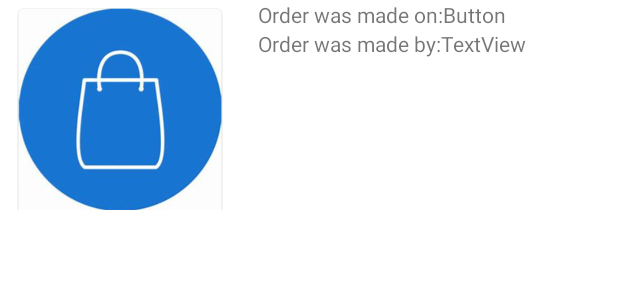
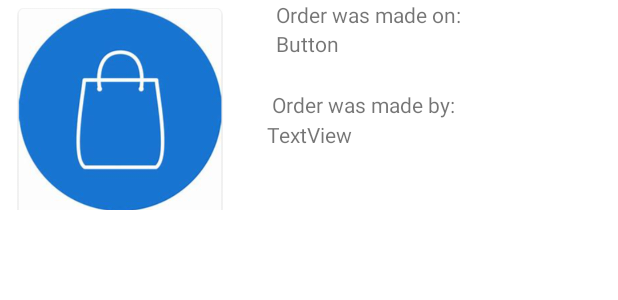
Before and after one commit to ChauPhucNguyen/MaverickBazaar, an Android app: the layout activity_order_history_list.xml on its own in the app's theme, with its tools: preview values and no code run, on a phone screen of 412 x 824 dp. Shown: the top 300 px of the screen. Run offline under Robolectric (Android 15) with nearby library versions, the phone set to English and light mode, and no system bars.

Commit message:
Changelog: Made the lists a little bit prettier

```diff
--- a/app/src/main/res/layout/activity_order_history_list.xml
+++ b/app/src/main/res/layout/activity_order_history_list.xml
@@ -18,8 +18,11 @@
     <TextView
         android:id="@+id/orderDateView"
         android:layout_width="wrap_content"
+
         android:layout_height="wrap_content"
-        android:layout_toRightOf="@id/textView13"
+        android:layout_below="@id/textView13"
+        android:layout_alignLeft="@id/textView13"
+
         android:text="Button" />
 
     <TextView
@@ -27,6 +30,8 @@
         android:layout_width="wrap_content"
         android:layout_height="wrap_content"
         android:layout_below="@+id/orderDateView"
+        android:layout_marginLeft="-125dp"
+        android:layout_marginTop="41dp"
         android:layout_toRightOf="@+id/textView14"
         android:text="TextView" />
 
@@ -34,6 +39,8 @@
         android:id="@+id/textView13"
         android:layout_width="wrap_content"
         android:layout_height="wrap_content"
+
+        android:layout_marginLeft="12dp"
         android:layout_toRightOf="@+id/orderImgLayout"
         android:text="Order was made on:" />
 
@@ -41,8 +48,9 @@
         android:id="@+id/textView14"
         android:layout_width="wrap_content"
         android:layout_height="wrap_content"
-        android:layout_below="@id/textView13"
-        android:layout_toRightOf="@+id/orderImgLayout"
+        android:layout_marginLeft="-126dp"
+        android:layout_marginTop="60dp"
+        android:layout_toRightOf="@+id/textView13"
         android:text="Order was made by:" />
 
 </RelativeLayout>
--- a/app/src/main/res/layout/activity_recycler_adapter_exchanges.xml
+++ b/app/src/main/res/layout/activity_recycler_adapter_exchanges.xml
@@ -7,7 +7,7 @@
 
     <EditText
         android:id="@+id/searchExchange"
-        android:layout_width="300dp"
+        android:layout_width="350dp"
         android:layout_height="49dp"
         android:ems="10"
         android:hint="Search Headers, Press S to Search" />
@@ -22,6 +22,7 @@
         android:id="@+id/exchangeSearchButton"
         android:layout_width="40dp"
         android:layout_height="40dp"
-        android:layout_alignRight="@id/searchExchange"
+        android:layout_toRightOf="@id/searchExchange"
+
         android:text="S" />
 </RelativeLayout>
--- a/app/src/main/res/layout/activity_recycler_adapter_order_history.xml
+++ b/app/src/main/res/layout/activity_recycler_adapter_order_history.xml
@@ -6,6 +6,7 @@
     android:layout_height="match_parent"
     tools:context=".RecyclerAdapterOrderHistory">
 
+
     <androidx.recyclerview.widget.RecyclerView
         android:id="@+id/recyclerViewOrder"
         android:layout_width="match_parent"
--- a/app/src/main/res/layout/exchangelayout.xml
+++ b/app/src/main/res/layout/exchangelayout.xml
@@ -28,6 +28,8 @@
         android:layout_width="wrap_content"
         android:layout_height="wrap_content"
         android:layout_below="@+id/headerView"
+        android:layout_marginLeft="0dp"
+        android:layout_marginTop="50dp"
         android:layout_toRightOf="@+id/textView14"
         android:text="TextView" />
 
@@ -43,6 +45,8 @@
         android:layout_width="wrap_content"
         android:layout_height="wrap_content"
         android:layout_below="@id/textView13"
+        android:layout_marginLeft="0dp"
+        android:layout_marginTop="50dp"
         android:layout_toRightOf="@+id/exchangeImgLayout"
         android:text="Body:" />
 
```
Also changed, not shown: app/src/main/res/layout/activity_home_screen.xml (+4 -4 lines), app/src/main/res/drawable/reciept.png (added).
